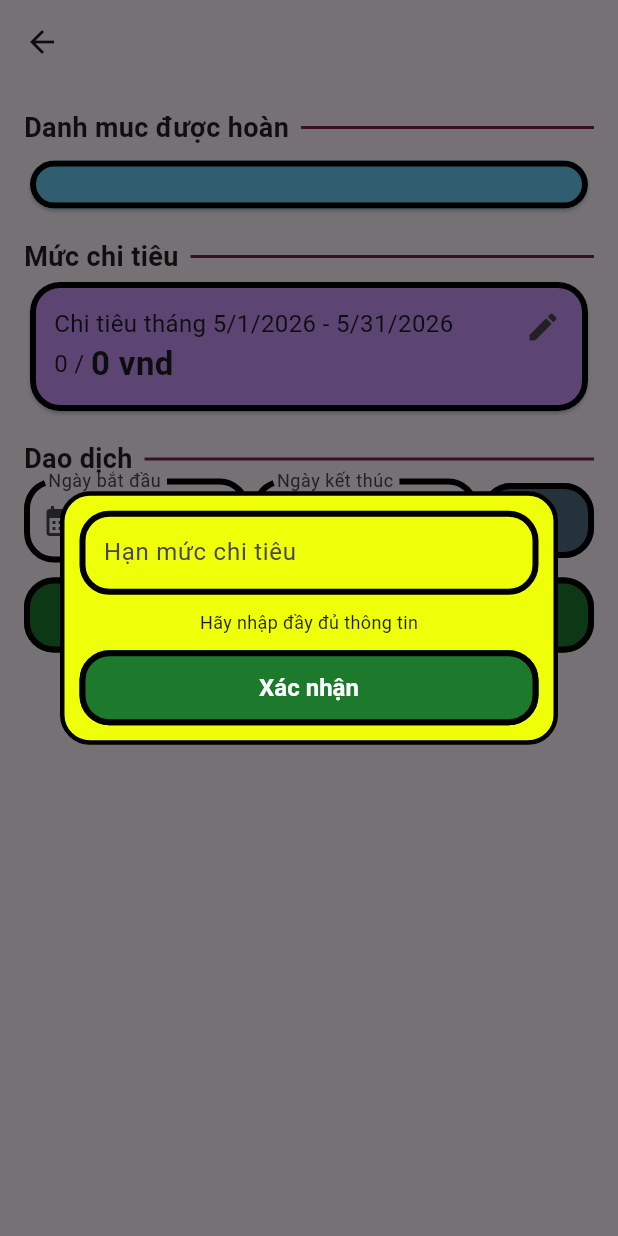
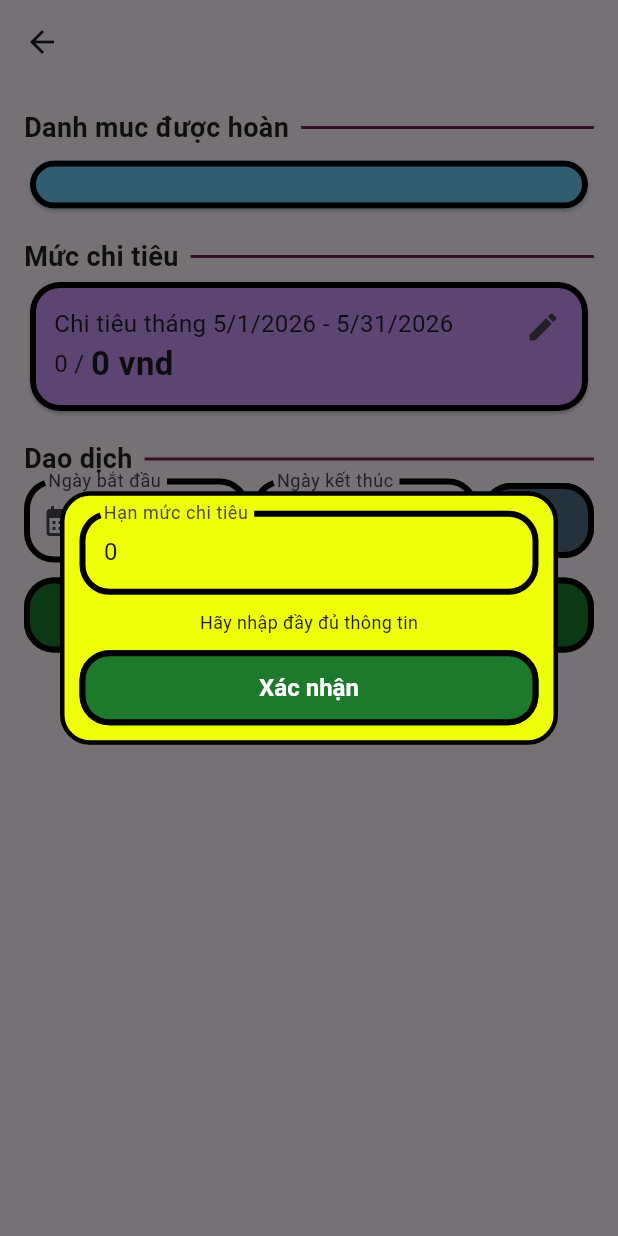
Before and after one commit to Tranbao8396/Credit-Card-Management, a Flutter app: the CardDetailPage screen opened directly with empty values, after a tap on the "edit" icon, on a phone screen of 412 x 824 dp. Run offline on Flutter 3.47's test engine with Material 3 defaults, Android fonts, the light colour scheme and no system bars; our stand-ins replace cloud_firestore, firebase_auth, firebase_core, month_picker_dialog; accounts and stored records are empty; generated files the repository leaves out were written again.

Commit message:
fix somthing odd

```diff
--- a/lib/subpages/card_detail/card_detail_logic.dart
+++ b/lib/subpages/card_detail/card_detail_logic.dart
@@ -103,6 +103,7 @@
       throw ('Error: $e');
     }
 
+    await getTransactionCost();
     if (!context.mounted) return;
     Navigator.of(context).pop(true);
   }
--- a/lib/subpages/card_detail/card_detail_page.dart
+++ b/lib/subpages/card_detail/card_detail_page.dart
@@ -63,7 +63,7 @@
                   NameCard(
                     cardColor: const Color.fromARGB(255, 201, 148, 250),
                     onSettingsPressed: () async {
-                      final res = await SetLimitWidget.show(context, card);
+                      final res = await SetLimitWidget.show(context, card, state.limitVal);
                       if (res == true) {
                         await logic.getLimitSpending();
                       }
--- a/lib/subpages/card_detail/widgets/limit_dialog.dart
+++ b/lib/subpages/card_detail/widgets/limit_dialog.dart
@@ -5,18 +5,19 @@
 import 'package:provider/provider.dart';
 
 class SetLimitWidget {
-  static Future<bool?> show(BuildContext context, card) {
+  static Future<bool?> show(BuildContext context, card, limit) {
     return showDialog<bool?>(
       context: context,
-      builder: (context) => SetlimitDialog(card: card),
+      builder: (context) => SetlimitDialog(card: card, limit: limit),
     );
   }
 }
 
 class SetlimitDialog extends StatelessWidget {
   final CardModel card;
+  final double? limit;
 
-  const SetlimitDialog({super.key, required this.card});
+  const SetlimitDialog({super.key, required this.card, this.limit});
 
   @override
   Widget build(BuildContext context) {
@@ -48,7 +49,7 @@
                     mainAxisSize: MainAxisSize.min,
                     children: [
                       TextFormField(
-                        initialValue: state.limitVal != null ? state.limitVal!.toStringAsFixed(0) : '',
+                        initialValue: limit?.toStringAsFixed(0),
                         keyboardType: TextInputType.number,
                         decoration: InputDecoration(
                           labelText: "Hạn mức chi tiêu",
```
